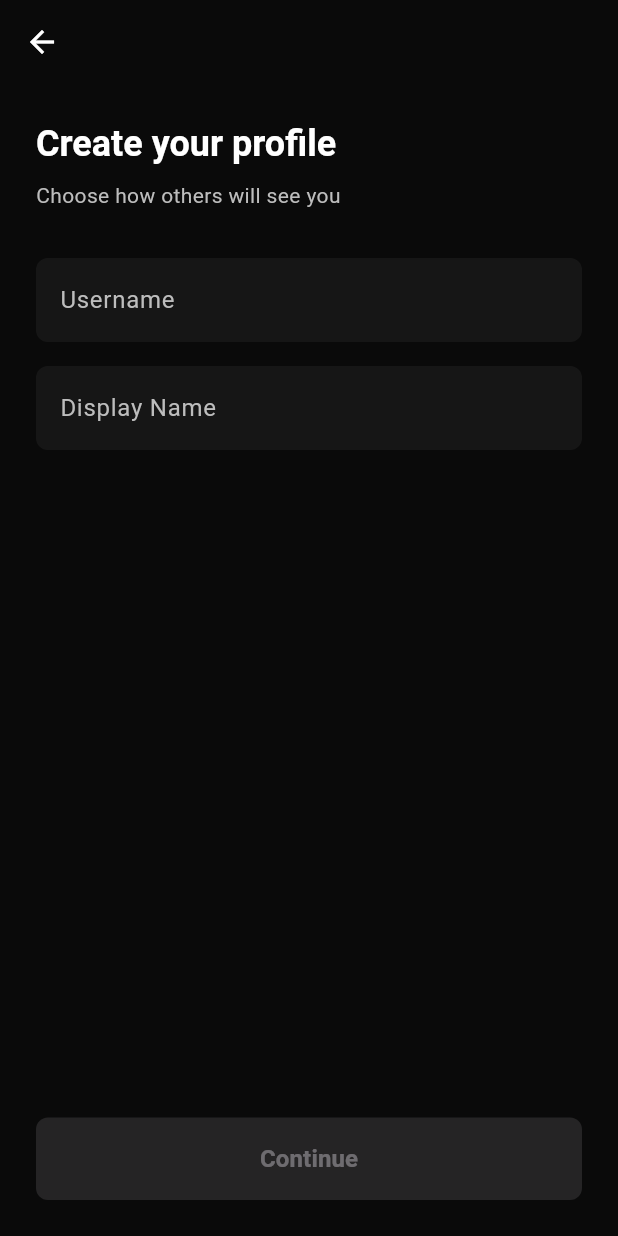
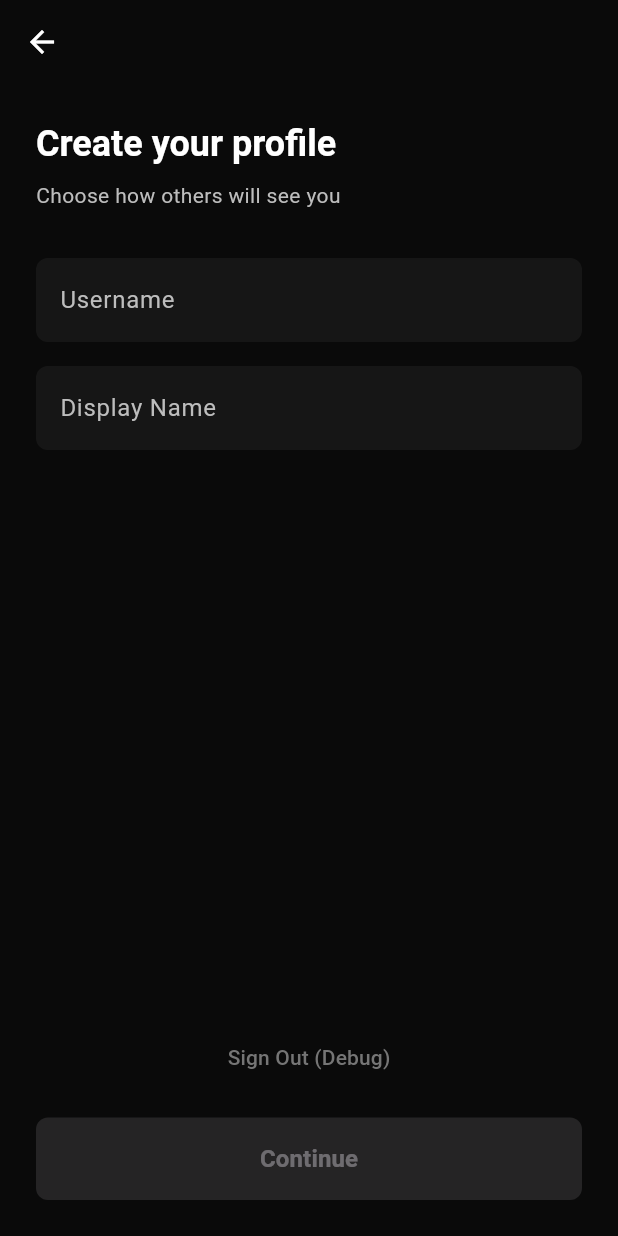
Before and after one commit to Cikle/Movely, a Flutter app: the screen it shows once a user with an empty profile is signed in, after a tap on "Get Started", on a phone screen of 412 x 824 dp. Run offline on Flutter 3.47's test engine with Material 3 defaults, Android fonts, the phone set to English and light mode, and no system bars; our stand-ins replace supabase_flutter; accounts and stored records are empty.

Commit message:
feat: Add debug logout buttons across multiple screens

```diff
--- a/movely/lib/screens/onboarding/username_screen.dart
+++ b/movely/lib/screens/onboarding/username_screen.dart
@@ -89,6 +89,16 @@ class _UsernameScreenState extends State<UsernameScreen> {
                 style: const TextStyle(color: Colors.white),
               ),
               const Spacer(),
+              TextButton(
+                onPressed: () async {
+                  await Supabase.instance.client.auth.signOut();
+                },
+                style: TextButton.styleFrom(
+                  foregroundColor: Colors.grey[600],
+                ),
+                child: const Text('Sign Out (Debug)'),
+              ),
+              const SizedBox(height: 16),
               ElevatedButton(
                 onPressed: _isValid
                     ? () {
--- a/movely/lib/screens/onboarding/welcome_screen.dart
+++ b/movely/lib/screens/onboarding/welcome_screen.dart
@@ -44,6 +44,16 @@ class WelcomeScreen extends StatelessWidget {
                 ],
               ),
               const Spacer(),
+              TextButton(
+                onPressed: () async {
+                  await Supabase.instance.client.auth.signOut();
+                },
+                style: TextButton.styleFrom(
+                  foregroundColor: Colors.grey[600],
+                ),
+                child: const Text('Sign Out (Debug)'),
+              ),
+              const SizedBox(height: 16),
               ElevatedButton(
                 onPressed: () {
                   Navigator.of(context).push(
```
Also changed, not shown: movely/lib/screens/home_screen.dart (+9 -0 lines), movely/lib/screens/onboarding/activities_screen.dart (+10 -0 lines).
